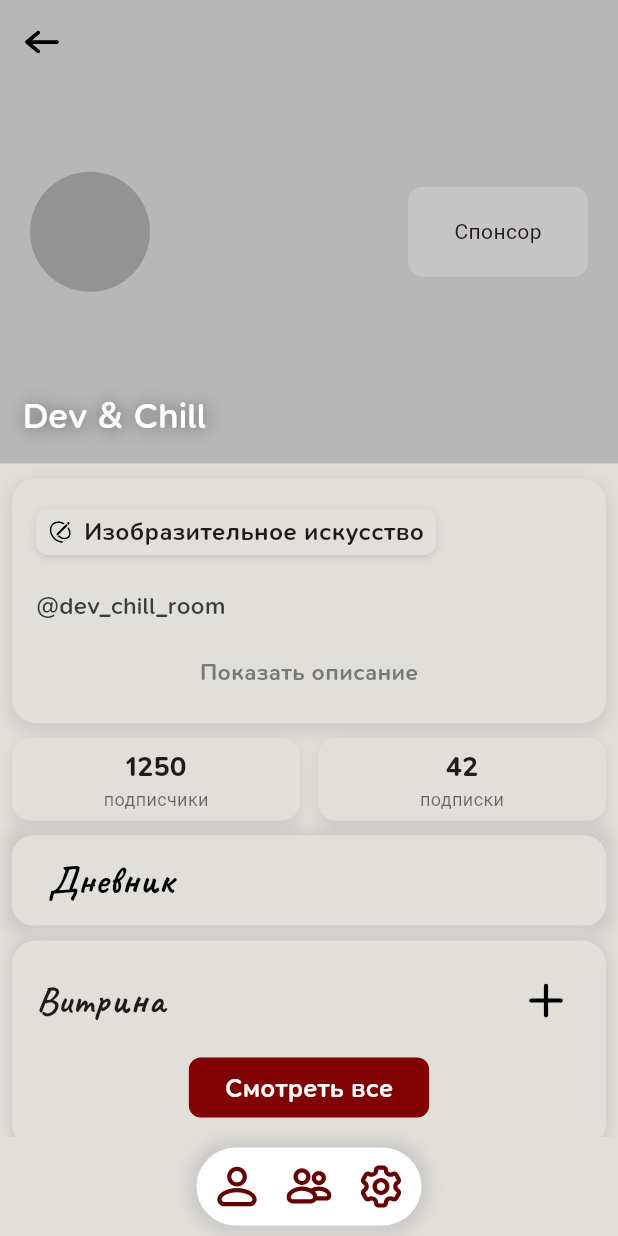
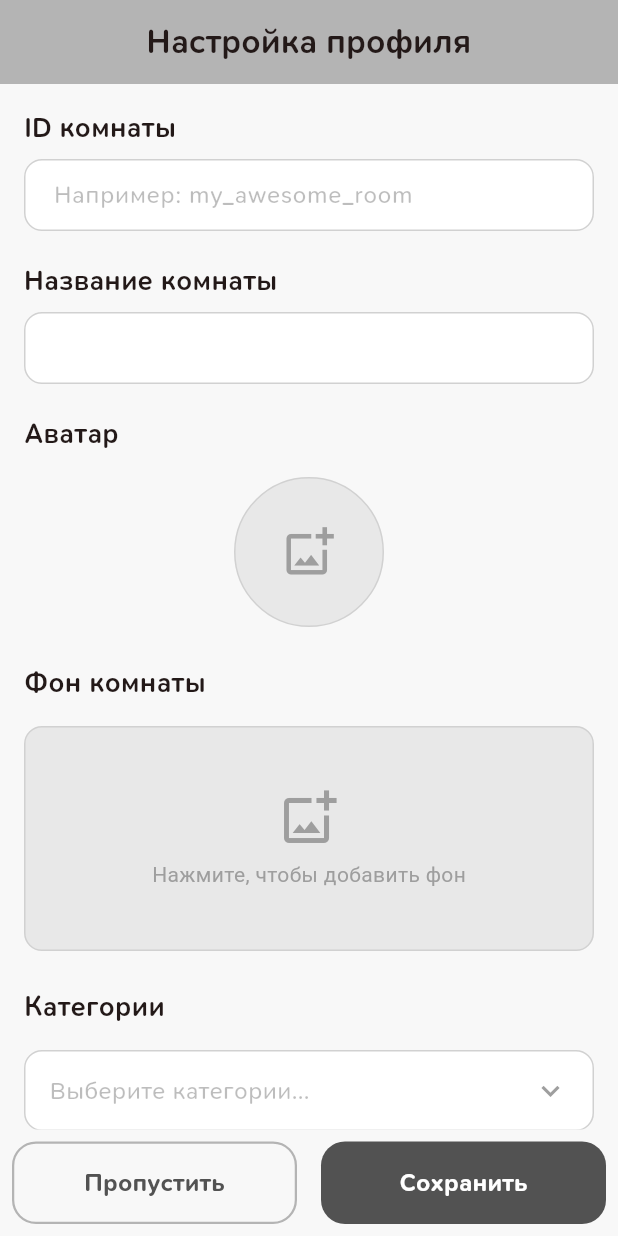
Before and after one commit to andreypremiere/MobileAppDiaRoom, a Flutter app: the screen it shows after launch, on a phone screen of 412 x 824 dp. Run offline on Flutter 3.47's test engine with Material 3 defaults, Android fonts, the phone set to English and light mode, and no system bars; our stand-ins replace dio, flutter_secure_storage, flutter_svg, go_router, image_cropper, image_picker and 2 more; missing offline and left inert: get_thumbnail_video.

Commit message:
screen of setting up profile was upgraded

```diff
--- /dev/null
+++ b/lib/contracts/room/requests/save_room_request.dart
@@ -0,0 +1,37 @@
+import 'package:dia_room/models/enums/room_categories.dart';
+import 'package:path/path.dart' as p;
+
+
+class SaveRoomRequest {
+  final String roomUniqueId;
+  final String? roomName;
+  final List<RoomCategory>? listCategory;
+  final String? bio;
+  final String? avatarPath;
+  final String? backgroundPath;
+
+  SaveRoomRequest({
+    required this.roomUniqueId,
+    this.roomName,
+    this.listCategory,
+    this.bio,
+    this.avatarPath,
+    this.backgroundPath
+});
+
+  String? _getFileName(String? path) {
+    if (path == null || path.isEmpty) return null;
+    return p.basename(path); // Извлекает например 'image_picker_432.jpg'
+  }
+
+  Map<String, dynamic> toMap() {
+    return {
+      "roomUniqueId": roomUniqueId,
+      "roomName": roomName!.isNotEmpty ? roomName : null,
+      "bio": bio!.isNotEmpty ? bio : null,
+      "categories": listCategory != null && listCategory!.isNotEmpty ? listCategory!.map((e) => e.slug).toList() : null,
+      "avatar_filename": _getFileName(avatarPath),
+      "background_filename": _getFileName(backgroundPath),
+    };
+  }
+}
--- a/lib/main.dart
+++ b/lib/main.dart
@@ -6,6 +6,7 @@ import 'package:dia_room/screens/personal_posts_screen.dart';
 import 'package:dia_room/screens/post_preview_screen.dart';
 import 'package:dia_room/screens/registration_screen.dart';
 import 'package:dia_room/screens/room_screen.dart';
+import 'package:dia_room/screens/room_settings_screen.dart';
 import 'package:dia_room/screens/set_settings_for_post_screen.dart';
 import 'package:dia_room/screens/showing_post_screen.dart';
 import 'package:dia_room/screens/verify_code_screen.dart';
@@ -73,7 +74,7 @@ class App extends StatelessWidget {
           // Главный экран ленты
           GoRoute(
             path: '/',
-            builder: (context, state) => const RoomScreen(roomId: 'djkl'),
+            builder: (context, state) => const RoomSettingsScreen(),
           ),
 
           GoRoute(
--- /dev/null
+++ b/lib/models/enums/room_categories.dart
@@ -0,0 +1,20 @@
+enum RoomCategory {
+  lifestyleBlog('Жизнь и Блог', 'lifestyle-blog'),
+  visualArts('Арт и Иллюстрация', 'visual-arts'),
+  traditionalArt('Живопись и Рисование', 'traditional-art'),
+  photography('Фотография', 'photography'),
+  threeDModeling('3D Моделирование', '3d-modeling'),
+  graphicDesign('Графический дизайн', 'graphic-design'),
+  videoProduction('Видеопроизводство', 'video-production'),
+  motionDesign('Моушн дизайн', 'motion-design'),
+  animation('Анимация', 'animation'),
+  literature('Литература и Статьи', 'literature'),
+  fashion('Мода и Стиль', 'fashion'),
+  architectureInterior('Архитектура и Интерьер', 'architecture-interior'),
+  craftDiy('Крафт и DIY', 'craft-diy');
+
+  final String label;
+  final String slug;
+
+  const RoomCategory(this.label, this.slug);
+}
--- /dev/null
+++ b/lib/screens/room_settings_screen.dart
@@ -0,0 +1,581 @@
+import 'dart:io';
+import 'package:dia_room/contracts/room/requests/save_room_request.dart';
+import 'package:dia_room/utils/auth_service.dart';
+import 'package:flutter/material.dart';
+import 'package:flutter_svg/svg.dart';
+import 'package:go_router/go_router.dart';
+import 'package:image_cropper/image_cropper.dart';
+import 'package:image_picker/image_picker.dart';
+import '../components/info_dialog_component.dart';
+import '../models/enums/room_categories.dart';
+import '../utils/utils.dart';
+
+class RoomSettingsScreen extends StatefulWidget {
+  const RoomSettingsScreen({super.key});
+
+  @override
+  State<RoomSettingsScreen> createState() => _RoomSettingsScreenState();
+}
+
+class _RoomSettingsScreenState extends State<RoomSettingsScreen> {
+  final TextEditingController _idController = TextEditingController();
+  final TextEditingController _nameController = TextEditingController();
+  final TextEditingController _bioController = TextEditingController();
+  final ImagePicker _picker = ImagePicker();
+
+  String? _avatarPath;
+  String? _backgroundPath;
+  final List<RoomCategory> _selectedCategories = [];
+
+  @override
+  void dispose() {
+    _idController.dispose();
+    _nameController.dispose();
+    _bioController.dispose();
+    super.dispose();
+  }
+
+  // --- ОБРАБОТКА ИЗОБРАЖЕНИЙ ---
+
+  Future<void> _deletePhysicalFile(String? path) async {
+    if (path == null || path.isEmpty) return;
+
+    try {
+      final file = File(path);
+      if (await file.exists()) {
+        await file.delete();
+        print("Файл удален: $path");
+      }
+    } catch (e) {
+      print("Ошибка при удалении файла: $e");
+    }
+  }
+
+  Future<void> _pickAndCropAvatar() async {
+    final XFile? pickedFile = await _picker.pickImage(source: ImageSource.gallery);
+
+    if (pickedFile != null) {
+      final croppedFile = await ImageCropper().cropImage(
+        sourcePath: pickedFile.path,
+        // cropStyle: CropStyle.circle, // Круглый шаблон для аватара
+        uiSettings: [
+          AndroidUiSettings(
+            cropStyle: CropStyle.circle,
+            toolbarTitle: 'Обрежьте аватар',
+            toolbarColor: const Color(0xFFB4B4B4),
+            toolbarWidgetColor: Colors.white,
+            activeControlsWidgetColor: const Color(0xFF525252),
+            backgroundColor: const Color(0xFFF5F5F5),
+            initAspectRatio: CropAspectRatioPreset.square,
+            lockAspectRatio: true,
+          ),
+          IOSUiSettings(
+            title: 'Обрежьте аватар',
+            aspectRatioLockEnabled: true,
+          ),
+        ],
+      );
+
+      if (croppedFile != null) {
+        setState(() => _avatarPath = croppedFile.path);
+      }
+    }
+  }
+
+  Future<void> _pickAndCropBackground() async {
+    final XFile? pickedFile = await _picker.pickImage(source: ImageSource.gallery);
+
+    if (pickedFile != null) {
+      final croppedFile = await ImageCropper().cropImage(
+        sourcePath: pickedFile.path,
+        // cropStyle: CropStyle.rectangle,
+        uiSettings: [
+          AndroidUiSettings(
+            cropStyle: CropStyle.rectangle,
+            toolbarTitle: 'Обрежьте фон 16:9',
+            toolbarColor: const Color(0xFFB4B4B4),
+            toolbarWidgetColor: Colors.white,
+            activeControlsWidgetColor: const Color(0xFF525252),
+            backgroundColor: const Color(0xFFF5F5F5),
+            initAspectRatio: CropAspectRatioPreset.ratio16x9,
+            lockAspectRatio: true,
+          ),
+          IOSUiSettings(
+            title: 'Обрежьте фон 16:9',
+            aspectRatioLockEnabled: true,
+          ),
+        ],
+        aspectRatio: const CropAspectRatio(ratioX: 16, ratioY: 9), // 16:9 для фона
+      );
+
+      if (croppedFile != null) {
+        setState(() => _backgroundPath = croppedFile.path);
+      }
+    }
+  }
+
+  // --- ОБРАБОТКА КАТЕГОРИЙ ---
+
+  void _showCategoryPopup() {
+    showDialog(
+      context: context,
+      builder: (BuildContext context) {
+        return StatefulBuilder(
+          builder: (context, setStateDialog) {
+            return AlertDialog(
+              backgroundColor: const Color(0xFFF8F8F8),
+              shape: RoundedRectangleBorder(borderRadius: BorderRadius.circular(16)),
+              title: const Text(
+                "Выберите категории (до 3)",
+                style: TextStyle(fontFamily: 'SNPro', fontSize: 20, fontWeight: FontWeight.w600),
+              ),
+              content: SizedBox(
+                width: double.maxFinite,
+                child: ListView.builder(
+                  shrinkWrap: true,
+                  itemCount: RoomCategory.values.length,
+                  itemBuilder: (context, index) {
+                    final category = RoomCategory.values[index];
+                    final isSelected = _selectedCategories.contains(category);
+
+                    return CheckboxListTile(
+                      title: Text(category.label, style: const TextStyle(fontFamily: 'SNPro')),
+                      value: isSelected,
+                      activeColor: const Color(0xFF525252),
+                      onChanged: (bool? value) {
+                        if (value == true) {
+                          if (_selectedCategories.length < 3) {
+                            setState(() => _selectedCategories.add(category));
+                            setStateDialog(() {});
+                          } else {
+                            AppInfoDialog.show(context, "Можно выбрать только 3 категории :(");
+                          }
+                        } else {
+                          setState(() => _selectedCategories.remove(category));
+                          setStateDialog(() {});
+                        }
+                      },
+                    );
+                  },
+                ),
+              ),
+              actions: [
+                TextButton(
+                  onPressed: () => Navigator.pop(context),
+                  child: const Text("Готово", style: TextStyle(color: Color(0xFF525252), fontFamily: 'SNPro', fontSize: 16, fontWeight: FontWeight.bold)),
+                ),
+              ],
+            );
+          },
+        );
+      },
+    );
+  }
+
+  void _removeCategory(String category) {
+    setState(() {
+      _selectedCategories.remove(category);
+    });
+  }
+
+  void _handleSaveRoom() async {
+    final roomId = _idController.text;
+    final resultCheck = isValidRoomId(roomId);
+    if (resultCheck != null) {
+      AppInfoDialog.show(context, resultCheck);
+      return;
+    }
+
+    final roomName = _nameController.text.trim();
+    if (roomName != '' && !isValidRoomName(roomName)) {
+      AppInfoDialog.show(context, "Наименование должно быть короче 100 символов : (");
+      return;
+    }
+
+    SaveRoomRequest room = SaveRoomRequest(roomUniqueId: roomId,
+    roomName: roomName,
+    listCategory: _selectedCategories,
+    bio: _bioController.text.trim(),
+    avatarPath: _avatarPath,
+    backgroundPath: _backgroundPath
+    );
+
+    print(room.toMap());
+  }
+
+  // --- ОСНОВНОЙ BUILD ---
+
+  @override
+  Widget build(BuildContext context) {
+    return GestureDetector(
+      onTap: () => FocusScope.of(context).unfocus(),
+      child: Scaffold(
+        backgroundColor: const Color(0xFFF8F8F8),
+        appBar: _buildAppBar(),
+        body: Column(
+          children: [
+            Expanded(
+              child: ListView(
+                padding: const EdgeInsets.all(16),
+                children: [
+                  _buildSectionTitle("ID комнаты"),
+                  _buildCustomField(
+                    controller: _idController,
+                    hint: 'Например: my_awesome_room',
+                  ),
+                  const SizedBox(height: 20),
+
+                  _buildSectionTitle("Название комнаты"),
+                  _buildCustomField(
+                    controller: _nameController,
+                    hint: '',
+                  ),
+                  const SizedBox(height: 20),
+
+                  _buildSectionTitle("Аватар"),
+                  const SizedBox(height: 8),
+                  _buildAvatarPicker(),
+                  const SizedBox(height: 24),
+
+                  _buildSectionTitle("Фон комнаты"),
+                  const SizedBox(height: 8),
+                  _buildBackgroundPicker(),
+                  const SizedBox(height: 24),
+
+                  _buildSectionTitle("Категории"),
+                  const SizedBox(height: 8),
+                  _buildCategorySelector(),
+                  const SizedBox(height: 24),
+
+                  _buildSectionTitle("Описание"),
+                  _buildCustomField(
+                    controller: _bioController,
+                    hint: 'Расскажите о вашей комнате...',
+                    minLines: 2,
+                    maxLines: 5,
+                  ),
+                  const SizedBox(height: 10),
+                ],
+              ),
+            ),
+            _buildBottomPanel(),
+          ],
+        ),
+      ),
+    );
+  }
+
+  // --- UI КОМПОНЕНТЫ ---
+
+  PreferredSizeWidget _buildAppBar() {
+    return AppBar(
+      backgroundColor: const Color(0xFFB4B4B4),
+      surfaceTintColor: const Color(0xFFB4B4B4),
+      elevation: 0,
+      centerTitle: true,
+      title: const Text(
+        'Настройка профиля',
+        style: TextStyle(
+          fontFamily: 'SNPro',
+          fontWeight: FontWeight.w600,
+          fontSize: 22,
+        ),
+        maxLines: 1,
+        overflow: TextOverflow.ellipsis,
+      ),
+    );
+  }
+
+  Widget _buildSectionTitle(String text) {
+    return Padding(
+      padding: const EdgeInsets.only(bottom: 8.0),
+      child: Text(
+        text,
+        style: const TextStyle(
+          fontSize: 18,
+          fontFamily: 'SNPro',
+          fontWeight: FontWeight.w600,
+        ),
+      ),
+    );
+  }
+
+  Widget _buildCustomField({
+    required TextEditingController controller,
+    String? hint,
+    int minLines = 1,
+    int? maxLines = 1,
+  }) {
+    return TextField(
+      controller: controller,
+      minLines: minLines,
+      maxLines: maxLines,
+      style: const TextStyle(fontFamily: 'SNPro', fontSize: 16),
+      decoration: InputDecoration(
+        hintText: hint,
+        hintStyle: const TextStyle(color: Colors.black26),
+        filled: true,
+        fillColor: Colors.white,
+        contentPadding: const EdgeInsets.symmetric(horizontal: 16, vertical: 12),
+        enabledBorder: OutlineInputBorder(
+          borderRadius: BorderRadius.circular(12),
+          borderSide: const BorderSide(color: Color(0xFFD1D1D1)),
+        ),
+        focusedBorder: OutlineInputBorder(
+          borderRadius: BorderRadius.circular(12),
+          borderSide: const BorderSide(color: Color(0xFFB4B4B4), width: 1.5),
+        ),
+      ),
+    );
+  }
+
+  Widget _buildAvatarPicker() {
+    if (_avatarPath == null) {
+      return Align(
+        alignment: Alignment.center,
+        child: InkWell(
+          onTap: _pickAndCropAvatar,
+          borderRadius: BorderRadius.circular(50),
+          child: Container(
+            height: 100,
+            width: 100,
+            decoration: BoxDecoration(
+              color: const Color(0xFFE8E8E8),
+              shape: BoxShape.circle,
+              border: Border.all(color: const Color(0xFFD1D1D1)),
+            ),
+            child: const Icon(Icons.add_photo_alternate_outlined, size: 36, color: Colors.grey),
+          ),
+        ),
+      );
+    }
+
+    return Align(
+      alignment: Alignment.center,
+      child: Stack(
+        children: [
+          ClipOval(
+            child: Image.file(
+              File(_avatarPath!),
+              width: 100,
+              height: 100,
+              fit: BoxFit.cover,
+            ),
+          ),
+          Positioned(
+            right: -10,
+            top: -10,
+            child: Row(
+              children: [
+                // _buildCircleBtn(Icons.edit, _pickAndCropAvatar),
+                _buildCircleBtn(Icons.delete_outline, () async {
+                  await _deletePhysicalFile(_avatarPath);
+
+                  setState(() {
+                    _avatarPath = null;
+                  });
+                }, isRed: true),
+              ],
+            ),
+          ),
+        ],
+      ),
+    );
+  }
+
+  Widget _buildBackgroundPicker() {
+    if (_backgroundPath == null) {
+      return InkWell(
+        onTap: _pickAndCropBackground,
+        child: Container(
+          height: 150,
+          decoration: BoxDecoration(
+            color: const Color(0xFFE8E8E8),
+            borderRadius: BorderRadius.circular(12),
+            border: Border.all(color: const Color(0xFFD1D1D1)),
+          ),
+          child: const Column(
+            mainAxisAlignment: MainAxisAlignment.center,
+            children: [
+              Icon(Icons.add_photo_alternate_outlined, size: 40, color: Colors.grey),
+              SizedBox(height: 8),
+              Text("Нажмите, чтобы добавить фон", style: TextStyle(color: Colors.grey)),
+            ],
+          ),
+        ),
+      );
+    }
+
+    return Stack(
+      children: [
+        AspectRatio(
+          aspectRatio: 16 / 9,
+          child: ClipRRect(
+            borderRadius: BorderRadius.circular(12),
+            child: Image.file(File(_backgroundPath!), fit: BoxFit.cover),
+          ),
+        ),
+        Positioned(
+          right: 8,
+          top: 8,
+          child: Row(
+            children: [
+              // _buildCircleBtn(Icons.edit, _pickAndCropBackground),
+              // const SizedBox(width: 8),
+              _buildCircleBtn(Icons.delete_outline, () async {
+                await _deletePhysicalFile(_backgroundPath);
+
+                setState(() {
+                  _backgroundPath = null;
+                });
+              }, isRed: true),
+            ],
+          ),
+        ),
+      ],
+    );
+  }
+
+  Widget _buildCircleBtn(IconData icon, VoidCallback onTap, {bool isRed = false}) {
+    return GestureDetector(
+      onTap: onTap,
+      child: Container(
+        margin: const EdgeInsets.all(4),
+        padding: const EdgeInsets.all(6),
+        decoration: BoxDecoration(
+          color: Colors.white,
+          shape: BoxShape.circle,
+          boxShadow: [BoxShadow(color: Colors.black.withAlpha(20), blurRadius: 4)],
+        ),
+        child: Icon(icon, color: isRed ? Colors.red : const Color(0xFF424242), size: 18),
+      ),
+    );
+  }
+
+  Widget _buildCategorySelector() {
+    return Column(
+      crossAxisAlignment: CrossAxisAlignment.start,
+      children: [
+        InkWell(
+          onTap: _showCategoryPopup,
+          borderRadius: BorderRadius.circular(12),
+          child: Container(
+            padding: const EdgeInsets.symmetric(horizontal: 16, vertical: 14),
+            decoration: BoxDecoration(
+              color: Colors.white,
+              borderRadius: BorderRadius.circular(12),
+              border: Border.all(color: const Color(0xFFD1D1D1)),
+            ),
+            child: Row(
+              mainAxisAlignment: MainAxisAlignment.spaceBetween,
+              children: [
+                Text(
+                  _selectedCategories.isEmpty ? "Выберите категории..." : "Выбрано: ${_selectedCategories.length}/3",
+                  style: TextStyle(
+                    fontFamily: 'SNPro',
+                    fontSize: 16,
+                    color: _selectedCategories.isEmpty ? Colors.black26 : Colors.black,
+                  ),
+                ),
+                const Icon(Icons.keyboard_arrow_down, color: Colors.grey),
+              ],
+            ),
+          ),
+        ),
+        if (_selectedCategories.isNotEmpty) ...[
+          const SizedBox(height: 12),
+          Wrap(
+            spacing: 8.0,
+            runSpacing: 8.0,
+            children: _selectedCategories.map((category) => _buildTagChip(category.label)).toList(),
+          ),
+        ]
+      ],
+    );
+  }
+
+  Widget _buildTagChip(String tag) {
+    return Container(
+      padding: const EdgeInsets.symmetric(horizontal: 10, vertical: 5),
+      decoration: BoxDecoration(
+        color: const Color(0xFFE8E8E8),
+        borderRadius: BorderRadius.circular(20),
+        border: Border.all(color: const Color(0xFFD1D1D1)),
+      ),
+      child: Row(
+        mainAxisSize: MainAxisSize.min,
+        children: [
+          Text(tag, style: const TextStyle(fontFamily: 'SNPro', fontSize: 14)),
+          const SizedBox(width: 4),
+          GestureDetector(
+            onTap: () => _removeCategory(tag),
+            child: const Icon(Icons.close, size: 16, color: Color(0xFF797979)),
+          ),
+        ],
+      ),
+    );
+  }
+
+  Widget _buildBottomPanel() {
+    return Container(
+      padding: const EdgeInsets.all(8),
+      decoration: BoxDecoration(
+        color: const Color(0xFFF8F8F8),
+        border: null,
+      ),
+      child: SafeArea(
+        child: Row(
+          children: [
+            Expanded(
+              child: OutlinedButton(
+                onPressed: () async {
+                  await AppInfoDialog.show(context, "Вы можете изменить параметры в настройках :)");
+                  print("Выполнилось действие пропустить");
+                  // AuthProvider().saveStatusConfigure(true);
+                  // context.go('/');
+                },
+                style: OutlinedButton.styleFrom(
+                  padding: const EdgeInsets.symmetric(vertical: 16),
+                  side: const BorderSide(color: Color(0xFFB4B4B4), width: 1.5),
+                  shape: RoundedRectangleBorder(borderRadius: BorderRadius.circular(16)),
+                ),
+                child: const Text(
+                  "Пропустить",
+                  style: TextStyle(
+                    color: Color(0xFF525252),
+                    fontSize: 16,
+                    fontWeight: FontWeight.bold,
+                    fontFamily: 'SNPro',
+                  ),
+                ),
+              ),
+            ),
+            const SizedBox(width: 16),
+            Expanded(
+              child: ElevatedButton(
+                onPressed: () {
+                  _handleSaveRoom();
+                },
+                style: ElevatedButton.styleFrom(
+                  padding: const EdgeInsets.symmetric(vertical: 16),
+                  backgroundColor: const Color(0xFF525252),
+                  elevation: 0,
+                  shape: RoundedRectangleBorder(borderRadius: BorderRadius.circular(16)),
+                ),
+                child: const Text(
+                  "Сохранить",
+                  style: TextStyle(
+                    color: Colors.white,
+                    fontSize: 16,
+                    fontWeight: FontWeight.bold,
+                    fontFamily: 'SNPro',
+                  ),
+                ),
+              ),
+            ),
+          ],
+        ),
+      ),
+    );
+  }
+}
--- a/pubspec.yaml
+++ b/pubspec.yaml
@@ -47,6 +47,7 @@ dependencies:
   path_provider: ^2.1.5
   uuid: ^4.5.3
   dio: ^5.9.2
+  path: ^1.9.1
 
 dev_dependencies:
   flutter_test:
```
Also changed, not shown: lib/utils/utils.dart (+34 -0 lines), pubspec.lock.
